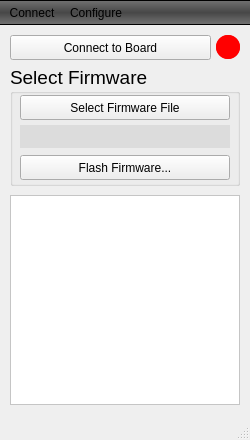
The window that src/mainwindow.ui (nlbtuyen/UpdateFW) describes before a commit, drawn with Qt 5.
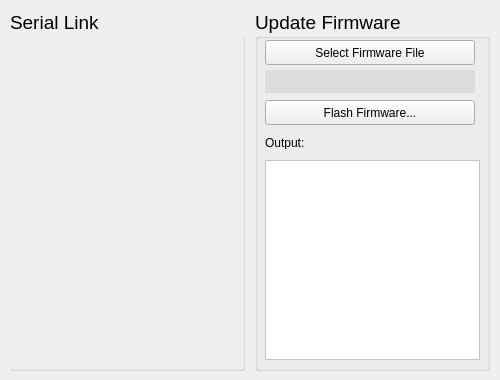
The same window after the commit. Icons and pictures are not drawn.

```diff
--- a/src/mainwindow.ui
+++ b/src/mainwindow.ui
@@ -6,8 +6,8 @@
    <rect>
     <x>0</x>
     <y>0</y>
-    <width>250</width>
-    <height>440</height>
+    <width>500</width>
+    <height>380</height>
    </rect>
   </property>
   <property name="sizePolicy">
@@ -18,14 +18,14 @@
   </property>
   <property name="minimumSize">
    <size>
-    <width>250</width>
-    <height>440</height>
+    <width>500</width>
+    <height>380</height>
    </size>
   </property>
   <property name="maximumSize">
    <size>
-    <width>250</width>
-    <height>440</height>
+    <width>500</width>
+    <height>380</height>
    </size>
   </property>
   <property name="contextMenuPolicy">
@@ -56,21 +56,21 @@
     </property>
     <property name="geometry">
      <rect>
-      <x>10</x>
-      <y>40</y>
-      <width>230</width>
-      <height>121</height>
+      <x>255</x>
+      <y>10</y>
+      <width>235</width>
+      <height>361</height>
      </rect>
     </property>
     <property name="minimumSize">
      <size>
-      <width>230</width>
+      <width>235</width>
       <height>100</height>
      </size>
     </property>
     <property name="maximumSize">
      <size>
-      <width>230</width>
+      <width>235</width>
       <height>500</height>
      </size>
     </property>
@@ -81,7 +81,7 @@
      </font>
     </property>
     <property name="title">
-     <string>Select Firmware</string>
+     <string>Update Firmware</string>
     </property>
     <widget class="QLabel" name="fileLabel">
      <property name="geometry">
@@ -188,14 +188,13 @@
       <string>Flash Firmware...</string>
      </property>
     </widget>
-   </widget>
    <widget class="QTextBrowser" name="textFlashOutput">
     <property name="geometry">
      <rect>
       <x>10</x>
-      <y>170</y>
-      <width>230</width>
-      <height>210</height>
+       <y>150</y>
+       <width>215</width>
+       <height>200</height>
      </rect>
     </property>
     <property name="sizePolicy">
@@ -206,14 +205,14 @@
     </property>
     <property name="minimumSize">
      <size>
-      <width>230</width>
-      <height>210</height>
+       <width>215</width>
+       <height>200</height>
      </size>
     </property>
     <property name="maximumSize">
      <size>
-      <width>230</width>
-      <height>210</height>
+       <width>215</width>
+       <height>200</height>
      </size>
     </property>
     <property name="font">
@@ -230,93 +229,70 @@
      <bool>false</bool>
     </property>
    </widget>
-   <widget class="QPushButton" name="btn_connectBoard">
+    <widget class="QLabel" name="label">
     <property name="geometry">
      <rect>
       <x>10</x>
-      <y>10</y>
-      <width>201</width>
-      <height>25</height>
-     </rect>
-    </property>
+       <y>126</y>
+       <width>47</width>
+       <height>13</height>
+      </rect>
+     </property>
+     <property name="font">
+      <font>
+       <pointsize>9</pointsize>
+      </font>
+     </property>
     <property name="text">
-     <string>Connect to Board</string>
-    </property>
-   </widget>
-   <widget class="QScrollArea" name="scrollArea">
+      <string>Output:</string>
+     </property>
+    </widget>
+   </widget>
+   <widget class="QGroupBox" name="groupBox">
     <property name="geometry">
      <rect>
-      <x>216</x>
+      <x>10</x>
       <y>10</y>
-      <width>24</width>
-      <height>24</height>
+      <width>235</width>
+      <height>361</height>
      </rect>
     </property>
-    <property name="styleSheet">
-     <string notr="true">background-color: red;
-border-radius: 12;</string>
+    <property name="font">
+     <font>
+      <family>Arial</family>
+      <pointsize>14</pointsize>
+     </font>
+    </property>
+    <property name="title">
+     <string>Serial Link</string>
+    </property>
+    <widget class="QScrollArea" name="scrollArea_seriallink">
+     <property name="geometry">
+      <rect>
+       <x>1</x>
+       <y>20</y>
+       <width>233</width>
+       <height>339</height>
+      </rect>
+     </property>
+     <property name="frameShape">
+      <enum>QFrame::NoFrame</enum>
     </property>
     <property name="widgetResizable">
      <bool>true</bool>
     </property>
-    <widget class="QWidget" name="scrollAreaWidgetContents">
+     <widget class="QWidget" name="scrollAreaWidgetContents_2">
      <property name="geometry">
       <rect>
        <x>0</x>
        <y>0</y>
-       <width>24</width>
-       <height>24</height>
+        <width>233</width>
+        <height>339</height>
       </rect>
      </property>
     </widget>
    </widget>
   </widget>
-  <widget class="QToolBar" name="mainToolBar">
-   <property name="enabled">
-    <bool>true</bool>
-   </property>
-   <property name="sizePolicy">
-    <sizepolicy hsizetype="Preferred" vsizetype="Fixed">
-     <horstretch>0</horstretch>
-     <verstretch>0</verstretch>
-    </sizepolicy>
-   </property>
-   <property name="font">
-    <font>
-     <family>Arial</family>
-     <pointsize>10</pointsize>
-    </font>
-   </property>
-   <property name="layoutDirection">
-    <enum>Qt::LeftToRight</enum>
-   </property>
-   <property name="styleSheet">
-    <string notr="true">QToolBar {
-background-color: qlineargradient(spread:pad, x1:0, y1:0, x2:0, y2:1, stop:0 rgba(115, 115, 115, 255), stop:0.505682 rgba(71, 71, 71, 255), stop:0.982955 rgba(115, 115, 115, 255));
-border-top: 1px solid;
-border-bottom: 1px solid;
-}</string>
-   </property>
-   <property name="movable">
-    <bool>false</bool>
-   </property>
-   <property name="allowedAreas">
-    <set>Qt::AllToolBarAreas</set>
-   </property>
-   <property name="iconSize">
-    <size>
-     <width>48</width>
-     <height>32</height>
-    </size>
-   </property>
-   <attribute name="toolBarArea">
-    <enum>TopToolBarArea</enum>
-   </attribute>
-   <attribute name="toolBarBreak">
-    <bool>false</bool>
-   </attribute>
-   <addaction name="actionConnect"/>
-   <addaction name="actionConfigure"/>
   </widget>
   <widget class="QMenuBar" name="menuBar">
    <property name="enabled">
@@ -326,7 +302,7 @@
     <rect>
      <x>0</x>
      <y>0</y>
-     <width>250</width>
+     <width>500</width>
      <height>0</height>
     </rect>
    </property>
@@ -364,7 +340,6 @@
    <addaction name="menuWidgets"/>
    <addaction name="menuHelp"/>
   </widget>
-  <widget class="QStatusBar" name="statusBar"/>
   <action name="actionConnect">
    <property name="checkable">
     <bool>false</bool>
```
Lines whose indentation alone changed are shown as unchanged.
